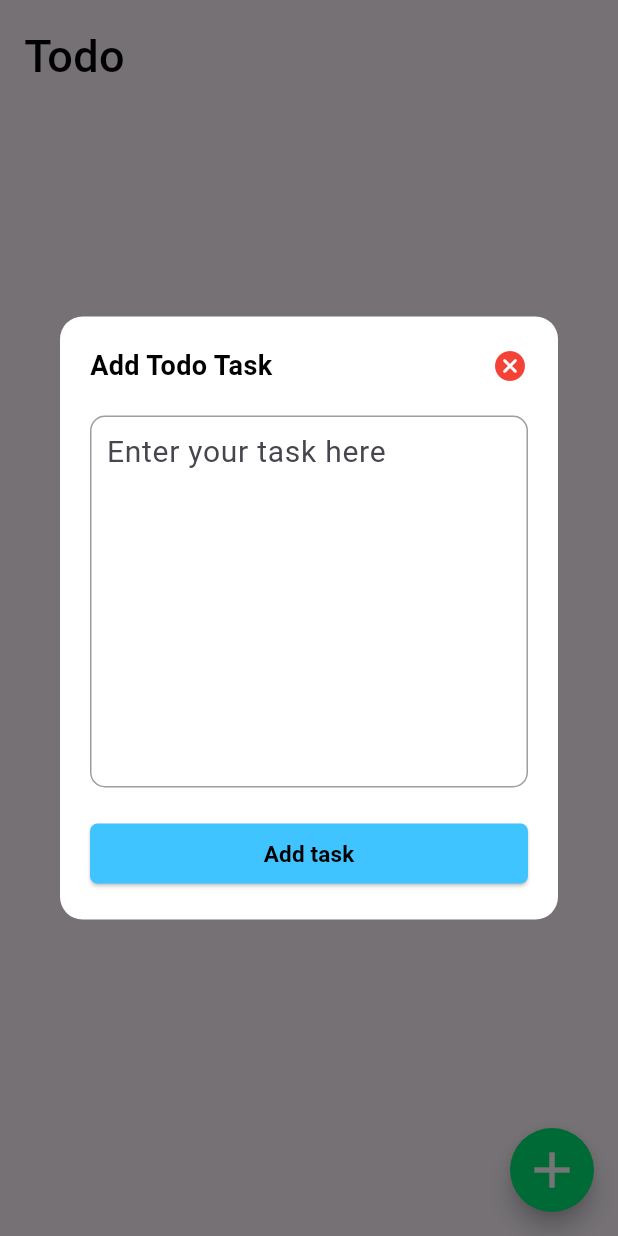
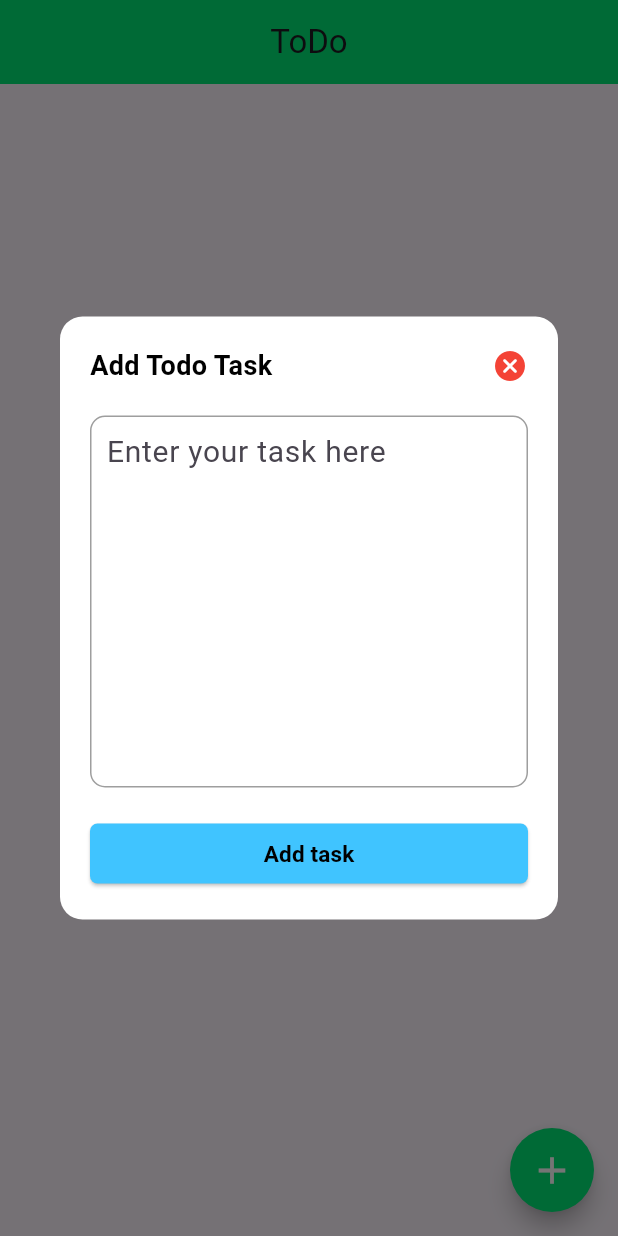
Before and after one commit to iArgho/todo, a Flutter app: the screen it shows after launch, after a tap on the "add" icon, on a phone screen of 412 x 824 dp. Run offline on Flutter 3.47's test engine with Material 3 defaults, Android fonts, the phone set to English and light mode, and no system bars; our stand-ins replace cloud_firestore, firebase_core, random_string; accounts and stored records are empty.

Commit message:
Minor chnages

```diff
--- a/lib/Screens/home_screen.dart
+++ b/lib/Screens/home_screen.dart
@@ -2,7 +2,7 @@ import 'package:flutter/material.dart';
 import 'package:cloud_firestore/cloud_firestore.dart';
 import 'package:todo/Database%20Service/database_service.dart';
 import 'package:todo/Screens/todo_task_dialog_screen.dart';
-import 'package:todo/Screens/delete_confirmation_dialog.dart';
+import 'package:todo/Widgets/task_list_widget.dart';
 
 class HomeScreen extends StatefulWidget {
   const HomeScreen({super.key});
@@ -21,91 +21,40 @@ class _HomeScreenState extends State<HomeScreen> {
   }
 
   void loadTasks() async {
-    taskStream = await DatabaseService().getTasks();
-    setState(() {});
+    final stream = await DatabaseService().getTasks();
+    setState(() {
+      taskStream = stream;
+    });
   }
 
   void openAddTaskDialog() {
     showDialog(
       context: context,
-      builder:
-          (context) => TodoTaskDialog(
-            onTaskAdded: () {
-              setState(() {}); // Refresh UI if needed
-            },
-          ),
+      builder: (context) => TodoTaskDialog(onTaskAdded: loadTasks),
     );
   }
 
   @override
   Widget build(BuildContext context) {
     return Scaffold(
+      appBar: AppBar(
+        title: const Text('ToDo'),
+        centerTitle: true,
+        backgroundColor: Colors.greenAccent.shade400,
+      ),
       floatingActionButton: FloatingActionButton(
         backgroundColor: Colors.greenAccent.shade400,
         onPressed: openAddTaskDialog,
-        shape: RoundedRectangleBorder(borderRadius: BorderRadius.circular(50)),
-        child: const Icon(Icons.add, color: Colors.white, size: 40),
+        shape: const CircleBorder(),
+        child: const Icon(Icons.add, color: Colors.white, size: 30),
       ),
       body: SafeArea(
         child: Padding(
           padding: const EdgeInsets.all(16.0),
-          child: Column(
-            crossAxisAlignment: CrossAxisAlignment.start,
-            children: [
-              const Text(
-                'Todo',
-                style: TextStyle(
-                  fontSize: 30,
-                  fontWeight: FontWeight.w500,
-                  color: Colors.black,
-                ),
-              ),
-              const SizedBox(height: 20),
-              Expanded(
-                child: StreamBuilder(
-                  stream: taskStream,
-                  builder: (context, snapshot) {
-                    if (snapshot.connectionState == ConnectionState.waiting) {
-                      return const Center(child: CircularProgressIndicator());
-                    }
-                    if (!snapshot.hasData || snapshot.data!.docs.isEmpty) {
-                      return const Center(child: Text('No tasks found.'));
-                    }
-
-                    final docs = snapshot.data!.docs;
-
-                    return ListView.builder(
-                      itemCount: docs.length,
-                      itemBuilder: (context, index) {
-                        final data = docs[index];
-                        return Card(
-                          margin: const EdgeInsets.symmetric(vertical: 6),
-                          child: ListTile(
-                            title: Text(data['task']),
-                            trailing: IconButton(
-                              icon: const Icon(Icons.delete, color: Colors.red),
-                              onPressed: () {
-                                showDialog(
-                                  context: context,
-                                  builder:
-                                      (context) => DeleteConfirmationDialog(
-                                        docId: data.id,
-                                        onTaskDeleted: () {
-                                          setState(() {});
-                                        },
-                                      ),
-                                );
-                              },
-                            ),
-                          ),
-                        );
-                      },
-                    );
-                  },
-                ),
-              ),
-            ],
-          ),
+          child:
+              taskStream == null
+                  ? const Center(child: CircularProgressIndicator())
+                  : TaskList(todoStream: taskStream, onTaskDeleted: loadTasks),
         ),
       ),
     );
--- a/lib/Widgets/task_list_widget.dart
+++ b/lib/Widgets/task_list_widget.dart
@@ -34,7 +34,7 @@ class TaskList extends StatelessWidget {
                           child: ListTile(
                             title: Text(doc['task']),
                             trailing: IconButton(
-                              icon: const Icon(Icons.delete, color: Colors.red),
+                              icon: const Icon(Icons.edit, color: Colors.blue),
                               onPressed: () {
                                 showDialog(
                                   context: context,
```
